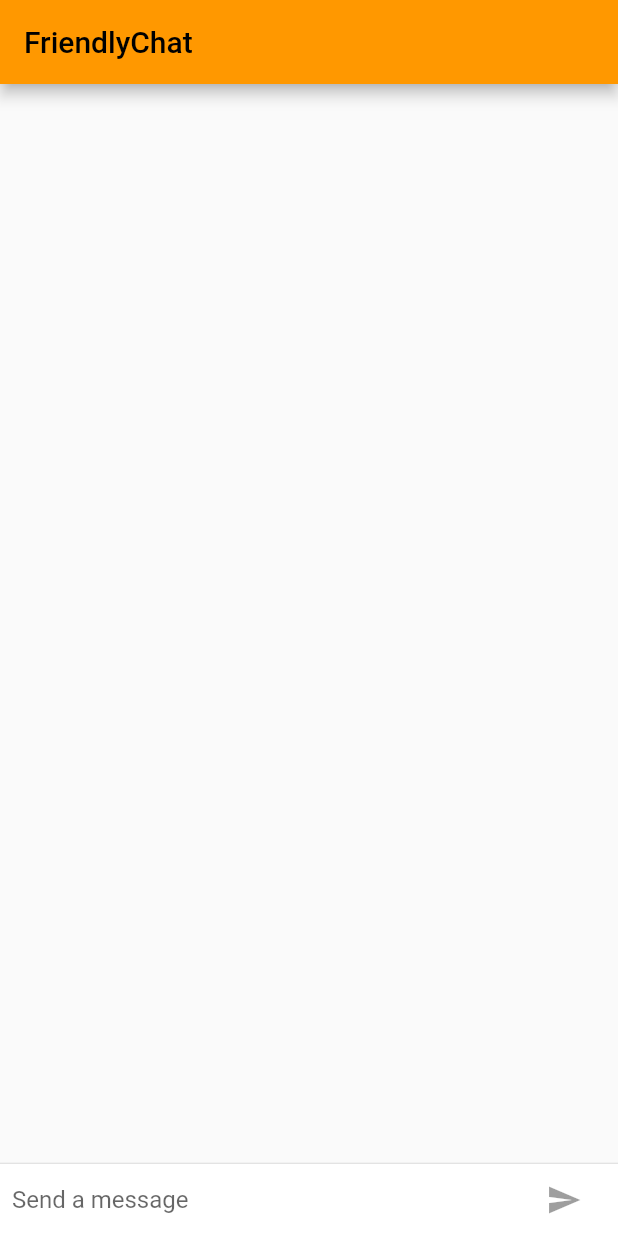
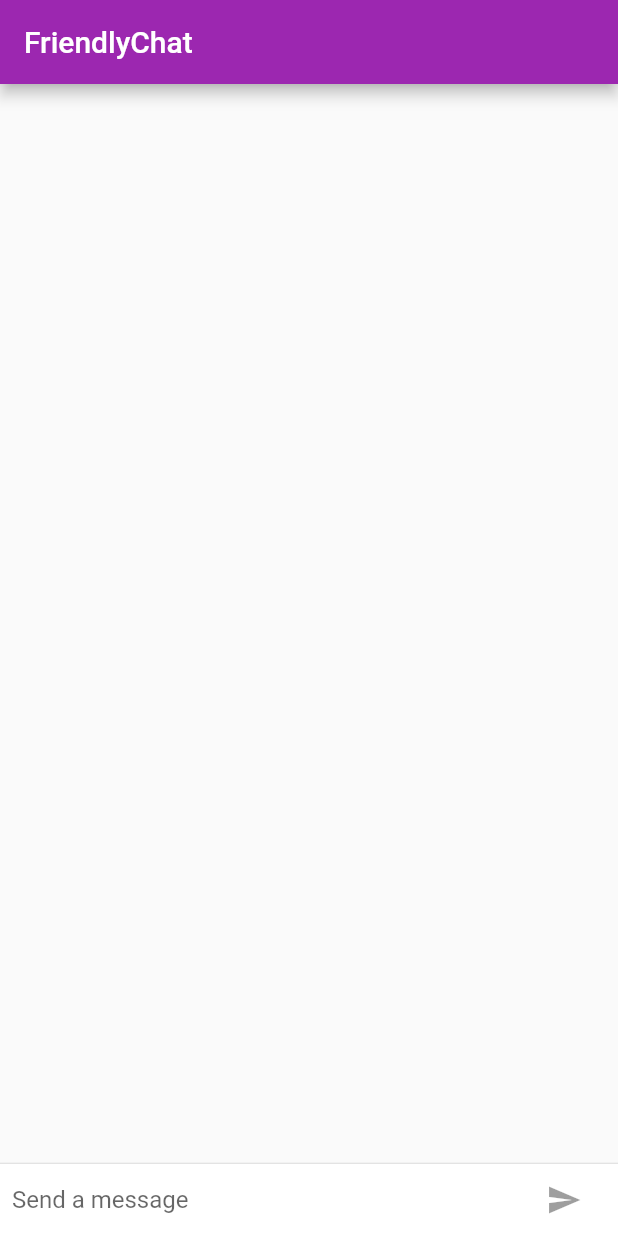
Before and after one commit to rohitsahni3/friendlyChatApp, a Flutter app: the screen it shows after launch, on a phone screen of 412 x 824 dp. Run offline on Flutter 3.47's test engine with Material 2 defaults, Android fonts, the phone set to English and light mode, and no system bars.

Commit message:
1st Commit

```diff
--- a/lib/main.dart
+++ b/lib/main.dart
@@ -16,11 +16,11 @@ final ThemeData kIOSTheme = ThemeData(
 );
 
 final ThemeData kDefaultTheme = ThemeData(
-  primarySwatch: Colors.orange,
+  primarySwatch: Colors.purple,
   accentColor: Colors.orangeAccent,
 );
 
-String _name = 'Your Name';
+String _name = 'Rohit S';
 
 class FriendlyChatApp extends StatelessWidget {
   const FriendlyChatApp({
@@ -165,7 +165,7 @@ class _ChatScreenState extends State<ChatScreen> with TickerProviderStateMixin {
           ],
         ),
       ),
-    );
+    ); //Rohit Testing
   }
 
   void _handleSubmitted(String text) {
```
Also changed, not shown: pubspec.lock.
